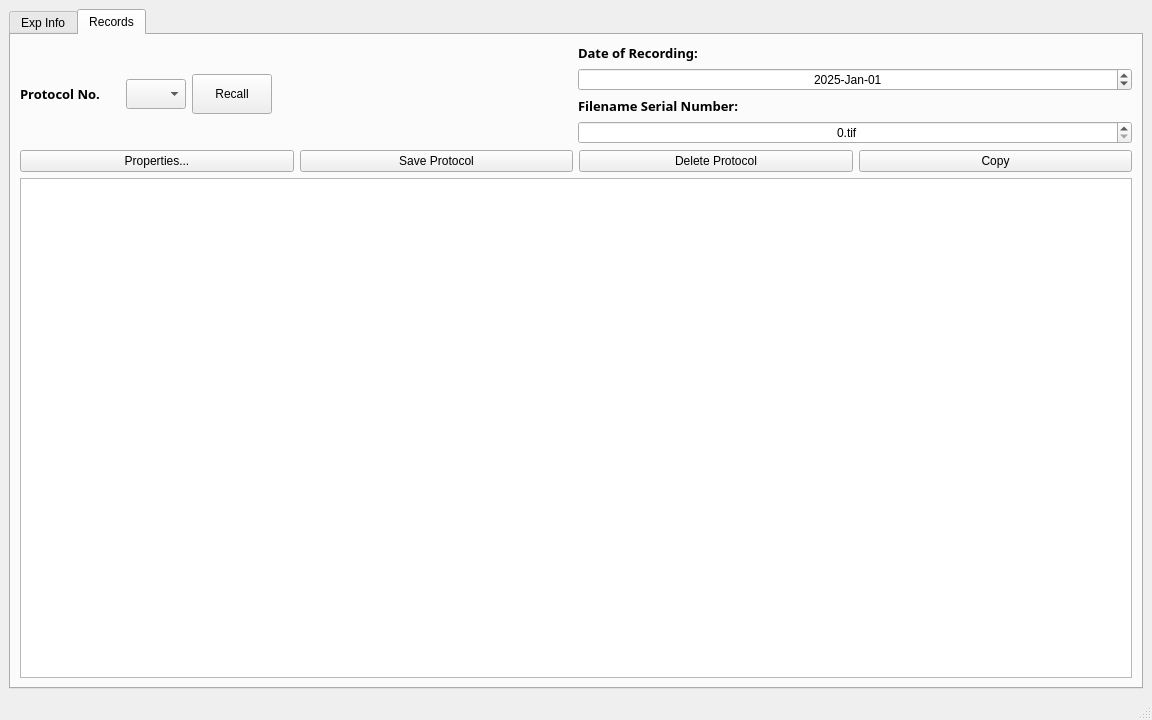
The window that ui/metadata_generator.ui (kang62489/PG_003) describes before a commit, drawn with Qt 5.
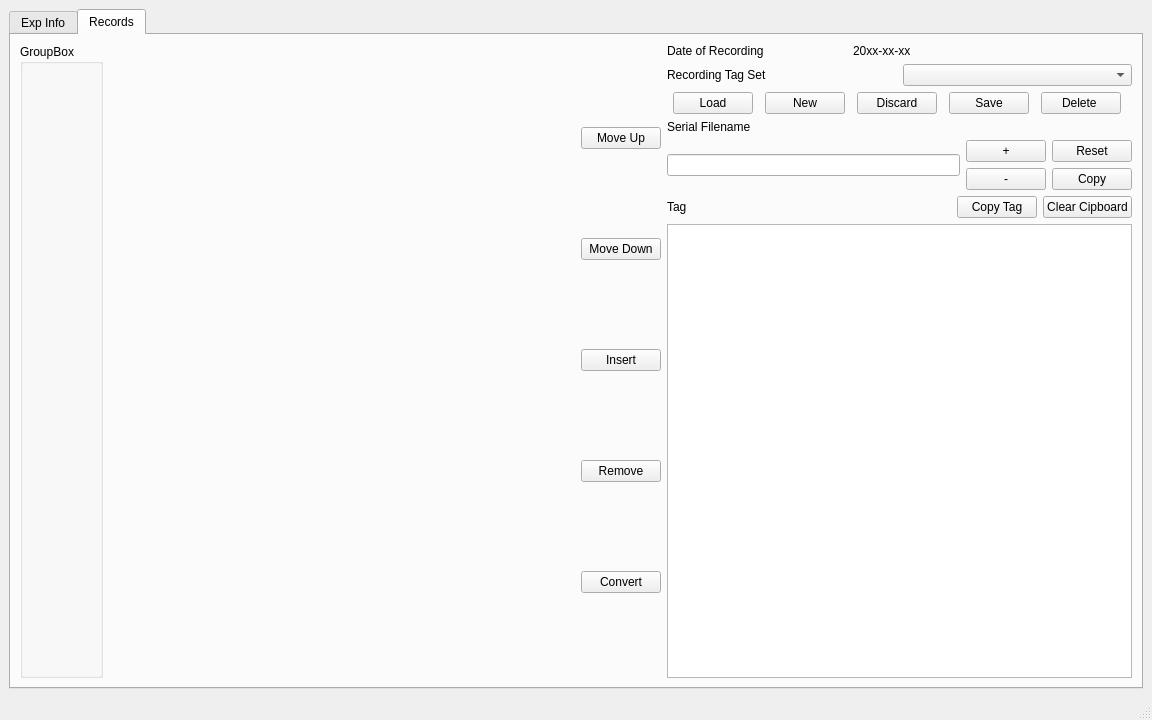
The same window after the commit. The open tabs and pages were chosen to show the change.

Commit message: The 1.0 version of Metadata Generator is completed.

The edit to the form file:
```diff
--- a/ui/metadata_generator.ui
+++ b/ui/metadata_generator.ui
@@ -23,6 +23,12 @@
    <layout class="QVBoxLayout" name="verticalLayout">
     <item>
      <widget class="QTabWidget" name="tab_main">
+      <property name="sizePolicy">
+       <sizepolicy hsizetype="Preferred" vsizetype="Preferred">
+        <horstretch>0</horstretch>
+        <verstretch>0</verstretch>
+       </sizepolicy>
+      </property>
       <property name="currentIndex">
        <number>0</number>
       </property>
@@ -50,36 +56,17 @@
           <item>
            <layout class="QVBoxLayout" name="verticalLayout_2">
             <item>
-             <layout class="QHBoxLayout" name="horizontalLayout_6">
-              <item>
-               <widget class="QPushButton" name="btn_loadTemplate">
-                <property name="text">
-                 <string>Load</string>
-                </property>
-               </widget>
-              </item>
-              <item>
-               <widget class="QPushButton" name="btn_saveTemplate">
-                <property name="text">
-                 <string>Save</string>
-                </property>
-               </widget>
-              </item>
-              <item>
-               <widget class="QPushButton" name="btn_deleteCurrentTemplate">
-                <property name="text">
-                 <string>Delete</string>
-                </property>
-               </widget>
-              </item>
-              <item>
-               <widget class="QPushButton" name="btn_exportExpInfo">
-                <property name="text">
-                 <string>Export</string>
-                </property>
-               </widget>
-              </item>
-             </layout>
+             <widget class="QPushButton" name="btn_loadTemplate">
+              <property name="sizePolicy">
+               <sizepolicy hsizetype="Fixed" vsizetype="Fixed">
+                <horstretch>0</horstretch>
+                <verstretch>0</verstretch>
+               </sizepolicy>
+              </property>
+              <property name="text">
+               <string>Load</string>
+              </property>
+             </widget>
             </item>
             <item>
              <layout class="QHBoxLayout" name="horizontalLayout_8">
@@ -141,221 +128,370 @@
         <item>
          <layout class="QHBoxLayout" name="horizontalLayout">
           <item>
-           <widget class="QLabel" name="lbl_protocolNum">
+           <widget class="QGroupBox" name="gb_tagSwitch">
             <property name="sizePolicy">
-             <sizepolicy hsizetype="Preferred" vsizetype="Fixed">
+             <sizepolicy hsizetype="Fixed" vsizetype="Expanding">
               <horstretch>0</horstretch>
               <verstretch>0</verstretch>
              </sizepolicy>
             </property>
-            <property name="maximumSize">
-             <size>
-              <width>100</width>
-              <height>16777215</height>
-             </size>
+            <property name="title">
+             <string>GroupBox</string>
             </property>
-            <property name="font">
-             <font>
-              <family>微軟正黑體</family>
-              <pointsize>10</pointsize>
-              <bold>true</bold>
-             </font>
-            </property>
-            <property name="text">
-             <string>Protocol No. </string>
-            </property>
-            <property name="margin">
-             <number>4</number>
-            </property>
+            <layout class="QHBoxLayout" name="horizontalLayout_2"/>
            </widget>
           </item>
           <item>
-           <widget class="QComboBox" name="comboBox">
-            <property name="sizePolicy">
-             <sizepolicy hsizetype="Fixed" vsizetype="Fixed">
-              <horstretch>0</horstretch>
-              <verstretch>0</verstretch>
-             </sizepolicy>
-            </property>
-            <property name="maximumSize">
-             <size>
-              <width>60</width>
-              <height>30</height>
-             </size>
-            </property>
-           </widget>
+           <layout class="QVBoxLayout" name="layout_tagView">
+            <item>
+             <widget class="QStackedWidget" name="sw_tags">
+              <property name="sizePolicy">
+               <sizepolicy hsizetype="Expanding" vsizetype="Expanding">
+                <horstretch>0</horstretch>
+                <verstretch>0</verstretch>
+               </sizepolicy>
+              </property>
+              <widget class="QWidget" name="page"/>
+              <widget class="QWidget" name="page_2"/>
+             </widget>
+            </item>
+           </layout>
           </item>
           <item>
-           <widget class="QPushButton" name="pb_RECALL">
-            <property name="sizePolicy">
-             <sizepolicy hsizetype="Fixed" vsizetype="Fixed">
-              <horstretch>0</horstretch>
-              <verstretch>0</verstretch>
-             </sizepolicy>
-            </property>
-            <property name="maximumSize">
-             <size>
-              <width>16777215</width>
-              <height>40</height>
-             </size>
-            </property>
-            <property name="text">
-             <string>Recall</string>
-            </property>
-           </widget>
-          </item>
-          <item>
-           <spacer name="horizontalSpacer">
-            <property name="orientation">
-             <enum>Qt::Orientation::Horizontal</enum>
-            </property>
-            <property name="sizeType">
-             <enum>QSizePolicy::Policy::Fixed</enum>
-            </property>
-            <property name="sizeHint" stdset="0">
-             <size>
-              <width>300</width>
-              <height>20</height>
-             </size>
-            </property>
-           </spacer>
-          </item>
-          <item>
-           <layout class="QVBoxLayout" name="verticalLayout_4">
+           <layout class="QVBoxLayout" name="verticalLayout_8">
             <item>
-             <widget class="QLabel" name="lbl_DOR">
+             <widget class="QPushButton" name="btn_up">
               <property name="sizePolicy">
-               <sizepolicy hsizetype="Preferred" vsizetype="Fixed">
+               <sizepolicy hsizetype="Fixed" vsizetype="Fixed">
                 <horstretch>0</horstretch>
                 <verstretch>0</verstretch>
                </sizepolicy>
               </property>
-              <property name="maximumSize">
-               <size>
-                <width>180</width>
-                <height>16777215</height>
-               </size>
+              <property name="text">
+               <string>Move Up</string>
               </property>
-              <property name="font">
-               <font>
-                <family>微軟正黑體</family>
-                <pointsize>10</pointsize>
-                <bold>true</bold>
-               </font>
+             </widget>
+            </item>
+            <item>
+             <widget class="QPushButton" name="btn_down">
+              <property name="sizePolicy">
+               <sizepolicy hsizetype="Fixed" vsizetype="Fixed">
+                <horstretch>0</horstretch>
+                <verstretch>0</verstretch>
+               </sizepolicy>
               </property>
               <property name="text">
-               <string>Date of Recording: </string>
+               <string>Move Down</string>
               </property>
-              <property name="margin">
-               <number>4</number>
-              </property>
              </widget>
             </item>
             <item>
-             <widget class="QDateEdit" name="dateEdit">
-              <property name="alignment">
-               <set>Qt::AlignmentFlag::AlignCenter</set>
+             <widget class="QPushButton" name="btn_insert">
+              <property name="sizePolicy">
+               <sizepolicy hsizetype="Fixed" vsizetype="Fixed">
+                <horstretch>0</horstretch>
+                <verstretch>0</verstretch>
+               </sizepolicy>
               </property>
-              <property name="displayFormat">
-               <string>yyyy-MMM-dd</string>
+              <property name="text">
+               <string>Insert</string>
               </property>
-              <property name="date">
-               <date>
-                <year>2025</year>
-                <month>1</month>
-                <day>1</day>
-               </date>
-              </property>
              </widget>
             </item>
             <item>
-             <widget class="QLabel" name="lbl_SN">
+             <widget class="QPushButton" name="btn_rm">
               <property name="sizePolicy">
-               <sizepolicy hsizetype="Preferred" vsizetype="Fixed">
+               <sizepolicy hsizetype="Fixed" vsizetype="Fixed">
                 <horstretch>0</horstretch>
                 <verstretch>0</verstretch>
                </sizepolicy>
               </property>
-              <property name="maximumSize">
-               <size>
-                <width>180</width>
-                <height>16777215</height>
-               </size>
-              </property>
-              <property name="font">
-               <font>
-                <family>微軟正黑體</family>
-                <pointsize>10</pointsize>
-                <bold>true</bold>
-               </font>
-              </property>
               <property name="text">
-               <string>Filename Serial Number: </string>
+               <string>Remove</string>
               </property>
-              <property name="margin">
-               <number>4</number>
-              </property>
              </widget>
             </item>
             <item>
-             <widget class="QSpinBox" name="spinBox">
-              <property name="alignment">
-               <set>Qt::AlignmentFlag::AlignCenter</set>
+             <widget class="QPushButton" name="btn_convert">
+              <property name="sizePolicy">
+               <sizepolicy hsizetype="Fixed" vsizetype="Fixed">
+                <horstretch>0</horstretch>
+                <verstretch>0</verstretch>
+               </sizepolicy>
               </property>
-              <property name="suffix">
-               <string>.tif</string>
+              <property name="text">
+               <string>Convert</string>
               </property>
-              <property name="maximum">
-               <number>9999</number>
-              </property>
-              <property name="value">
-               <number>0</number>
-              </property>
-              <property name="displayIntegerBase">
-               <number>10</number>
-              </property>
              </widget>
             </item>
            </layout>
           </item>
-         </layout>
-        </item>
-        <item>
-         <layout class="QHBoxLayout" name="horizontalLayout_2">
           <item>
-           <widget class="QPushButton" name="pb_PTY">
-            <property name="text">
-             <string>Properties...</string>
-            </property>
-           </widget>
-          </item>
-          <item>
-           <widget class="QPushButton" name="pb_SAVE">
-            <property name="text">
-             <string>Save Protocol</string>
-            </property>
-           </widget>
-          </item>
-          <item>
-           <widget class="QPushButton" name="pb_RMPN">
-            <property name="text">
-             <string>Delete Protocol</string>
-            </property>
-           </widget>
-          </item>
-          <item>
-           <widget class="QPushButton" name="pb_COPY">
-            <property name="text">
-             <string>Copy</string>
-            </property>
-           </widget>
-          </item>
-         </layout>
-        </item>
-        <item>
-         <layout class="QHBoxLayout" name="horizontalLayout_3">
-          <item>
-           <widget class="QTableView" name="table_recMetadata"/>
+           <layout class="QVBoxLayout" name="verticalLayout_6">
+            <item>
+             <layout class="QHBoxLayout" name="horizontalLayout_6">
+              <item>
+               <widget class="QLabel" name="lbl_DOR">
+                <property name="sizePolicy">
+                 <sizepolicy hsizetype="Preferred" vsizetype="Fixed">
+                  <horstretch>0</horstretch>
+                  <verstretch>0</verstretch>
+                 </sizepolicy>
+                </property>
+                <property name="maximumSize">
+                 <size>
+                  <width>180</width>
+                  <height>16777215</height>
+                 </size>
+                </property>
+                <property name="text">
+                 <string>Date of Recording</string>
+                </property>
+                <property name="margin">
+                 <number>4</number>
+                </property>
+               </widget>
+              </item>
+              <item>
+               <widget class="QLabel" name="lbl_date">
+                <property name="text">
+                 <string>20xx-xx-xx</string>
+                </property>
+               </widget>
+              </item>
+             </layout>
+            </item>
+            <item>
+             <layout class="QHBoxLayout" name="horizontalLayout_3">
+              <item>
+               <widget class="QLabel" name="lbl_recTagSet">
+                <property name="text">
+                 <string>Recording Tag Set</string>
+                </property>
+                <property name="margin">
+                 <number>4</number>
+                </property>
+               </widget>
+              </item>
+              <item>
+               <widget class="QComboBox" name="cb_recTagSet">
+                <property name="editable">
+                 <bool>false</bool>
+                </property>
+                <property name="placeholderText">
+                 <string/>
+                </property>
+               </widget>
+              </item>
+             </layout>
+            </item>
+            <item>
+             <layout class="QHBoxLayout" name="horizontalLayout_7">
+              <item>
+               <widget class="QPushButton" name="btn_loadTagSet">
+                <property name="sizePolicy">
+                 <sizepolicy hsizetype="Fixed" vsizetype="Fixed">
+                  <horstretch>0</horstretch>
+                  <verstretch>0</verstretch>
+                 </sizepolicy>
+                </property>
+                <property name="text">
+                 <string>Load</string>
+                </property>
+               </widget>
+              </item>
+              <item>
+               <widget class="QPushButton" name="btn_newTagSet">
+                <property name="sizePolicy">
+                 <sizepolicy hsizetype="Fixed" vsizetype="Fixed">
+                  <horstretch>0</horstretch>
+                  <verstretch>0</verstretch>
+                 </sizepolicy>
+                </property>
+                <property name="text">
+                 <string>New</string>
+                </property>
+               </widget>
+              </item>
+              <item>
+               <widget class="QPushButton" name="btn_discard">
+                <property name="sizePolicy">
+                 <sizepolicy hsizetype="Fixed" vsizetype="Fixed">
+                  <horstretch>0</horstretch>
+                  <verstretch>0</verstretch>
+                 </sizepolicy>
+                </property>
+                <property name="text">
+                 <string>Discard</string>
+                </property>
+               </widget>
+              </item>
+              <item>
+               <widget class="QPushButton" name="btn_saveTagSet">
+                <property name="sizePolicy">
+                 <sizepolicy hsizetype="Fixed" vsizetype="Fixed">
+                  <horstretch>0</horstretch>
+                  <verstretch>0</verstretch>
+                 </sizepolicy>
+                </property>
+                <property name="text">
+                 <string>Save</string>
+                </property>
+               </widget>
+              </item>
+              <item>
+               <widget class="QPushButton" name="btn_deleteTagSet">
+                <property name="sizePolicy">
+                 <sizepolicy hsizetype="Fixed" vsizetype="Fixed">
+                  <horstretch>0</horstretch>
+                  <verstretch>0</verstretch>
+                 </sizepolicy>
+                </property>
+                <property name="text">
+                 <string>Delete </string>
+                </property>
+               </widget>
+              </item>
+             </layout>
+            </item>
+            <item>
+             <widget class="QLabel" name="lbl_serialName">
+              <property name="text">
+               <string>Serial Filename</string>
+              </property>
+             </widget>
+            </item>
+            <item>
+             <layout class="QHBoxLayout" name="horizontalLayout_9">
+              <item>
+               <widget class="QLineEdit" name="le_serialName">
+                <property name="sizePolicy">
+                 <sizepolicy hsizetype="Expanding" vsizetype="Fixed">
+                  <horstretch>0</horstretch>
+                  <verstretch>0</verstretch>
+                 </sizepolicy>
+                </property>
+                <property name="text">
+                 <string/>
+                </property>
+                <property name="alignment">
+                 <set>Qt::AlignmentFlag::AlignCenter</set>
+                </property>
+                <property name="placeholderText">
+                 <string/>
+                </property>
+               </widget>
+              </item>
+              <item>
+               <layout class="QVBoxLayout" name="verticalLayout_4">
+                <item>
+                 <widget class="QPushButton" name="btn_plus">
+                  <property name="sizePolicy">
+                   <sizepolicy hsizetype="Fixed" vsizetype="Fixed">
+                    <horstretch>0</horstretch>
+                    <verstretch>0</verstretch>
+                   </sizepolicy>
+                  </property>
+                  <property name="text">
+                   <string>+</string>
+                  </property>
+                 </widget>
+                </item>
+                <item>
+                 <widget class="QPushButton" name="btn_minus">
+                  <property name="sizePolicy">
+                   <sizepolicy hsizetype="Fixed" vsizetype="Fixed">
+                    <horstretch>0</horstretch>
+                    <verstretch>0</verstretch>
+                   </sizepolicy>
+                  </property>
+                  <property name="text">
+                   <string>-</string>
+                  </property>
+                 </widget>
+                </item>
+               </layout>
+              </item>
+              <item>
+               <layout class="QVBoxLayout" name="verticalLayout_10">
+                <item>
+                 <widget class="QPushButton" name="btn_resetSerial">
+                  <property name="sizePolicy">
+                   <sizepolicy hsizetype="Fixed" vsizetype="Fixed">
+                    <horstretch>0</horstretch>
+                    <verstretch>0</verstretch>
+                   </sizepolicy>
+                  </property>
+                  <property name="text">
+                   <string>Reset</string>
+                  </property>
+                 </widget>
+                </item>
+                <item>
+                 <widget class="QPushButton" name="btn_copySerial">
+                  <property name="sizePolicy">
+                   <sizepolicy hsizetype="Fixed" vsizetype="Fixed">
+                    <horstretch>0</horstretch>
+                    <verstretch>0</verstretch>
+                   </sizepolicy>
+                  </property>
+                  <property name="text">
+                   <string>Copy</string>
+                  </property>
+                 </widget>
+                </item>
+               </layout>
+              </item>
+             </layout>
+            </item>
+            <item>
+             <layout class="QHBoxLayout" name="horizontalLayout_10">
+              <item>
+               <widget class="QLabel" name="lbl_Tag">
+                <property name="text">
+                 <string>Tag</string>
+                </property>
+               </widget>
+              </item>
+              <item>
+               <widget class="QPushButton" name="btn_copyTag">
+                <property name="sizePolicy">
+                 <sizepolicy hsizetype="Fixed" vsizetype="Fixed">
+                  <horstretch>0</horstretch>
+                  <verstretch>0</verstretch>
+                 </sizepolicy>
+                </property>
+                <property name="text">
+                 <string>Copy Tag</string>
+                </property>
+               </widget>
+              </item>
+              <item>
+               <widget class="QPushButton" name="btn_clearTag">
+                <property name="sizePolicy">
+                 <sizepolicy hsizetype="Fixed" vsizetype="Fixed">
+                  <horstretch>0</horstretch>
+                  <verstretch>0</verstretch>
+                 </sizepolicy>
+                </property>
+                <property name="text">
+                 <string>Clear Cipboard</string>
+                </property>
+               </widget>
+              </item>
+             </layout>
+            </item>
+            <item>
+             <widget class="QTextEdit" name="te_clipboard">
+              <property name="sizePolicy">
+               <sizepolicy hsizetype="Expanding" vsizetype="Expanding">
+                <horstretch>0</horstretch>
+                <verstretch>0</verstretch>
+               </sizepolicy>
+              </property>
+             </widget>
+            </item>
+           </layout>
           </item>
          </layout>
         </item>
```
Left out of the diff: 143 changed lines with no effect on the pictures. The commit also changes 15 other files.
